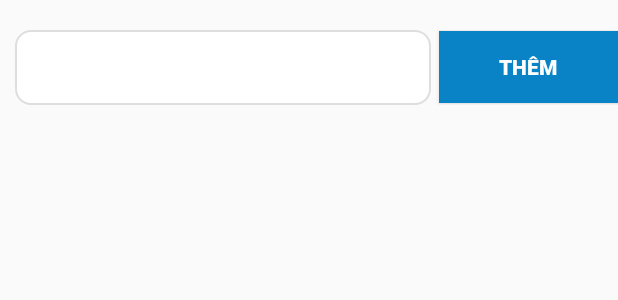
After one commit to at-thanbt/travelapp, an Android app: the layout activity_add_message.xml on its own in the app's theme, with its tools: preview values and no code run, on a phone screen of 412 x 824 dp. The commit adds this screen. Shown: the top 300 px of the screen. Run offline under Robolectric (Android 15) with nearby library versions, the phone set to English and light mode, and no system bars.

Commit message:
send message group chat

```diff
--- a/app/src/main/java/com/example/asiantech/travelapp/activities/AddTourristActivity.java
+++ b/app/src/main/java/com/example/asiantech/travelapp/activities/AddTourristActivity.java
@@ -49,7 +49,6 @@ public class AddTourristActivity extends AppCompatActivity {
     private RecyclerView mRecyclerViewListTourist;
     private ListTouristAdapter mAdapter;
     private FloatingActionButton mBtnAdd;
-    //private EditText mEdtAdd;
 
     private String mIdTour;
 
@@ -59,7 +58,6 @@ public class AddTourristActivity extends AppCompatActivity {
         Firebase.setAndroidContext(this);
         mRecyclerViewListTourist = (RecyclerView) findViewById(R.id.rcvListTourist);
         mBtnAdd = (FloatingActionButton) findViewById(R.id.btnAddTourist);
-        //mEdtAdd = (EditText) findViewById(R.id.edtAddTourist);
 
         mIdTour = getIntent().getStringExtra(HomeBlankFragment.ID_TOUR);
         initData();
@@ -114,7 +112,6 @@ public class AddTourristActivity extends AppCompatActivity {
                         });
                         RequestQueue rQueue = Volley.newRequestQueue(AddTourristActivity.this);
                         rQueue.add(request);
-                        //User user = new User(UUID.randomUUID().toString(), "", content1,edtPrice.getText().toString() );
                         Firebase.setAndroidContext(AddTourristActivity.this);
                         myFirebaseRef = new Firebase("https://travelapp-4961a.firebaseio.com/user/"+mIdTour);
                         Map<String, String> map = new HashMap<String, String>();
--- a/app/src/main/java/com/example/asiantech/travelapp/activities/DetailTourActivity.java
+++ b/app/src/main/java/com/example/asiantech/travelapp/activities/DetailTourActivity.java
@@ -18,6 +18,7 @@ import com.example.asiantech.travelapp.R;
 import com.example.asiantech.travelapp.activities.fragments.HomeBlankFragment;
 import com.example.asiantech.travelapp.activities.fragments.NotifyFragment;
 import com.example.asiantech.travelapp.activities.fragments.ScheduleFragment;
+import com.example.asiantech.travelapp.activities.fragments.SendMessageFragment;
 
 import java.util.ArrayList;
 import java.util.List;
@@ -78,6 +79,7 @@ public class DetailTourActivity extends AppCompatActivity {
         ViewPagerAdapter adapter = new ViewPagerAdapter(getSupportFragmentManager());
         adapter.addFragment(new ScheduleFragment(), "Kế Hoạch");
         adapter.addFragment(new NotifyFragment(), "Thông báo");
+        adapter.addFragment(new SendMessageFragment(), "Nhắn tin");
         viewPager.setAdapter(adapter);
     }
 
--- /dev/null
+++ b/app/src/main/res/layout/activity_add_message.xml
@@ -0,0 +1,34 @@
+<?xml version="1.0" encoding="utf-8"?>
+<RelativeLayout xmlns:android="http://schemas.android.com/apk/res/android"
+    android:orientation="vertical"
+    android:layout_width="match_parent"
+    android:layout_marginTop="20dp"
+    android:layout_height="match_parent">
+    <LinearLayout
+        android:layout_width="match_parent"
+        android:weightSum="10"
+        android:gravity="center"
+        android:layout_height="50dp">
+        <EditText
+            android:layout_width="0dp"
+            android:layout_weight="7"
+            android:layout_marginLeft="10dp"
+            android:layout_height="match_parent"
+            android:background="@drawable/bg_btn_contact"
+            android:enabled="false"
+            android:id="@+id/edtUserChat"
+            />
+        <Button
+            android:layout_width="0dp"
+            android:layout_height="wrap_content"
+            android:layout_weight="3"
+            android:textColor="@android:color/white"
+            android:text="Thêm"
+            android:textStyle="bold"
+            android:layout_marginLeft="5dp"
+            android:background="#0983C5"
+            android:layout_gravity="center"
+            />
+    </LinearLayout>
+
+</RelativeLayout>
```
Also changed, not shown: app/src/main/java/com/example/asiantech/travelapp/activities/AddMessageActivity.java (added, +17 -0 lines), app/src/main/java/com/example/asiantech/travelapp/activities/adapters/MessageAdapter.java (added, +59 -0 lines), app/src/main/java/com/example/asiantech/travelapp/activities/fragments/SendMessageFragment.java (added, +96 -0 lines), app/src/main/java/com/example/asiantech/travelapp/activities/objects/Message.java (added, +12 -0 lines), app/src/main/res/layout/fragment_send_message.xml (added, +38 -0 lines).
